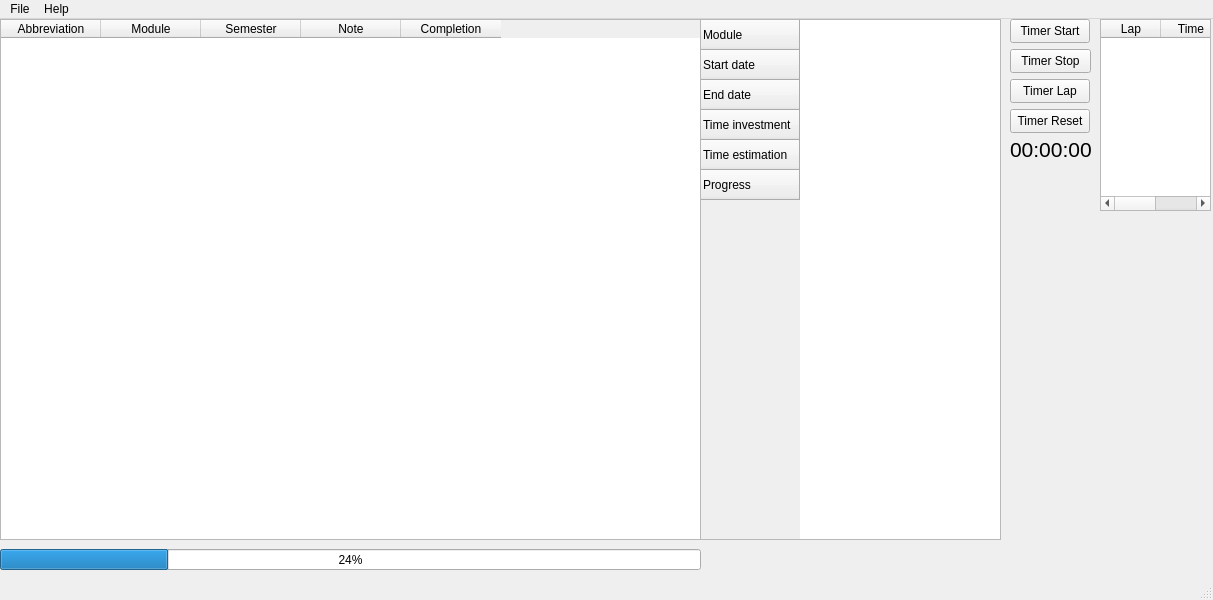
Old version of the form src/mainwindow.ui in the repository Enidable/AkademeMateQt.
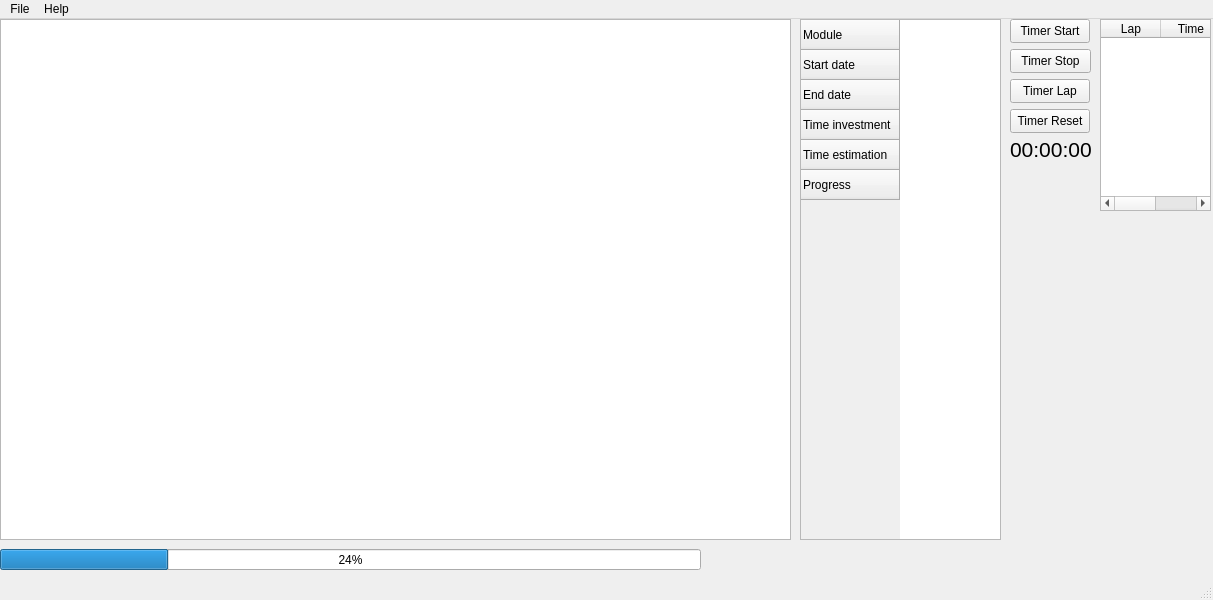
New version of the form.

Diff of the .ui file:
```diff
--- a/src/mainwindow.ui
+++ b/src/mainwindow.ui
@@ -112,35 +112,10 @@
      <rect>
       <x>0</x>
       <y>0</y>
-      <width>701</width>
+      <width>791</width>
       <height>521</height>
      </rect>
     </property>
-    <column>
-     <property name="text">
-      <string>Abbreviation</string>
-     </property>
-    </column>
-    <column>
-     <property name="text">
-      <string>Module</string>
-     </property>
-    </column>
-    <column>
-     <property name="text">
-      <string>Semester</string>
-     </property>
-    </column>
-    <column>
-     <property name="text">
-      <string>Note</string>
-     </property>
-    </column>
-    <column>
-     <property name="text">
-      <string>Completion</string>
-     </property>
-    </column>
    </widget>
    <widget class="QProgressBar" name="progressBar">
     <property name="geometry">
@@ -158,9 +133,9 @@
    <widget class="QTableWidget" name="DetailTable">
     <property name="geometry">
      <rect>
-      <x>700</x>
+      <x>800</x>
       <y>0</y>
-      <width>301</width>
+      <width>201</width>
       <height>521</height>
      </rect>
     </property>
```
